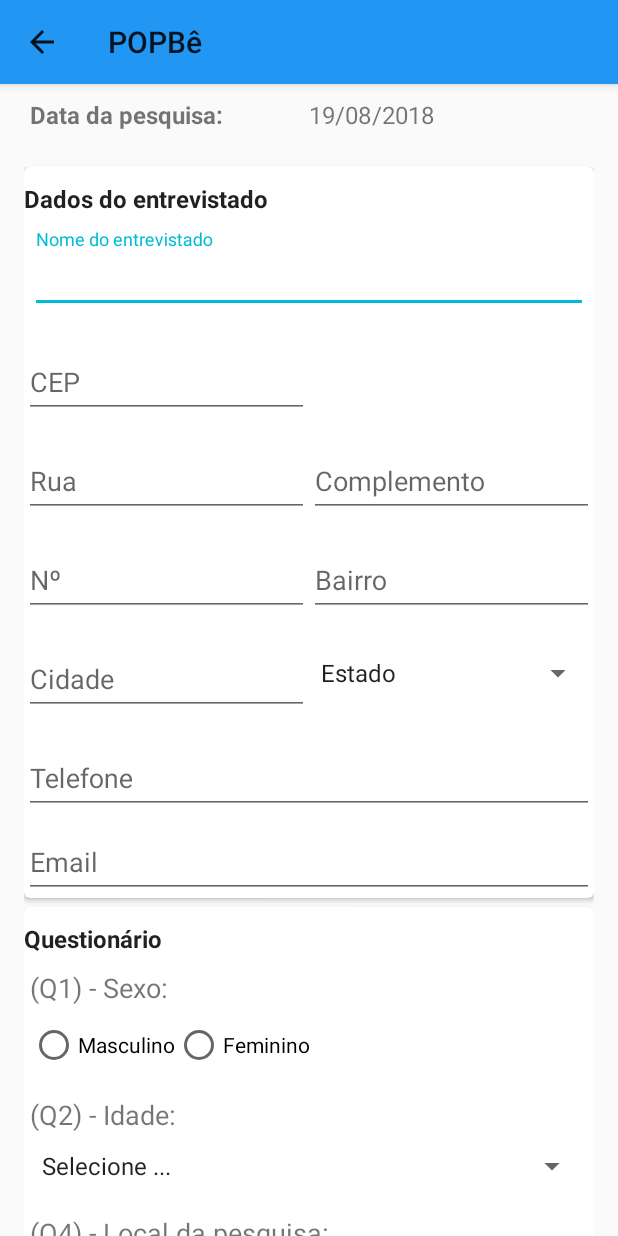
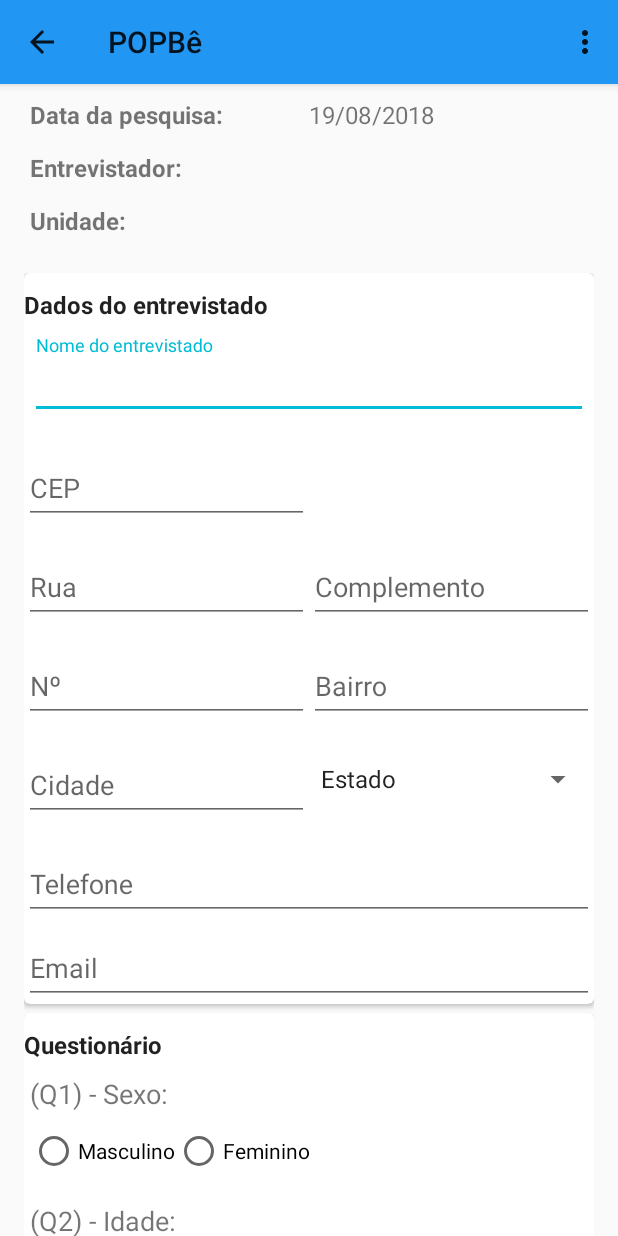
Before and after one commit to weslei-dias/pesquisabrasileira, an Android app: the CadastroActivity screen opened directly, with no data from a screen before it, on a phone screen of 412 x 824 dp. Run offline under Robolectric (Android 15) with nearby library versions, the phone set to English and light mode, and no system bars; libraries missing offline, so code that uses them is left out: com.basgeekball.awesomevalidation, retrofit2.adapter.rxjava, rx.android.schedulers, rx.schedulers; plain views replace MaskEditText; 6 statements that could not run were skipped.

Commit message:
Correção da edição.

```diff
--- a/app/src/main/java/com/domain/androidcrud/activity/LoginActivity.java
+++ b/app/src/main/java/com/domain/androidcrud/activity/LoginActivity.java
@@ -82,6 +82,8 @@ public class LoginActivity extends AppCompatActivity {
                                             PreferenceManager.getDefaultSharedPreferences(LoginActivity.this);
                                     SharedPreferences.Editor myEditor = myPreferences.edit();
                                     myEditor.putString("username", username);
+                                    myEditor.putString("nome", user.getNome());
+                                    myEditor.putString("unidade", user.getUnidade());
                                     myEditor.commit();
 
                                     Snackbar.make(getCurrentFocus(), "Seja bem vindo " + user.getNome()
--- a/app/src/main/java/com/domain/androidcrud/dao/UserDao.java
+++ b/app/src/main/java/com/domain/androidcrud/dao/UserDao.java
@@ -5,7 +5,6 @@ import android.content.Context;
 import android.database.Cursor;
 
 import com.domain.androidcrud.db.DbGateway;
-import com.domain.androidcrud.model.Cliente;
 import com.domain.androidcrud.model.User;
 
 public class UserDao {
--- a/app/src/main/java/com/domain/androidcrud/db/DBHelper.java
+++ b/app/src/main/java/com/domain/androidcrud/db/DBHelper.java
@@ -7,7 +7,7 @@ import android.database.sqlite.SQLiteOpenHelper;
 public class DBHelper extends SQLiteOpenHelper {
 
     private static final String DATABASE_NAME = "popbe";
-    private static final int DATABASE_VERSION = 4;
+    private static final int DATABASE_VERSION = 5;
     private final String CREATE_TABLE_PESQUISA = "CREATE TABLE " +
             "pesquisa (id INTEGER PRIMARY KEY AUTOINCREMENT, " +
             "data_pesquisa TEXT NOT NULL," +
@@ -40,9 +40,9 @@ public class DBHelper extends SQLiteOpenHelper {
             "inicio_primeira_graduacao TEXT," +
             "inicio_segunda_graduacao TEXT," +
             "outra_area TEXT," +
-            "gerou_prospect INTEGER," +
-            "numero_prospect TEXT," +
-            "status_prospect INTEGER" +
+            "gerou_lead INTEGER," +
+            "id_lead TEXT," +
+            "status_lead TEXT" +
             ");";
 
     private final String CREATE_TABLE_USER = "CREATE TABLE " +
--- a/app/src/main/java/com/domain/androidcrud/request/APIService.java
+++ b/app/src/main/java/com/domain/androidcrud/request/APIService.java
@@ -1,7 +1,7 @@
 package com.domain.androidcrud.request;
 
 
-import com.domain.androidcrud.model.Cliente;
+import com.domain.androidcrud.model.Pesquisa;
 import com.domain.androidcrud.model.User;
 
 import retrofit2.http.Body;
@@ -14,8 +14,8 @@ import rx.Observable;
 public interface APIService {
 
     @POST("salvar")
-    Observable<Cliente> savePost(@Header("Authorization") String authorization,
-                                 @Body Cliente cliente);
+    Observable<Pesquisa> savePost(@Header("Authorization") String authorization,
+                                 @Body Pesquisa pesquisa);
 
     @POST("login/")
     @FormUrlEncoded
--- a/app/src/main/res/layout/content_cadastro.xml
+++ b/app/src/main/res/layout/content_cadastro.xml
@@ -48,6 +48,64 @@
 
                 <TextView
                     android:id="@+id/txtDataPesquisa"
+                    android:layout_width="@dimen/width_label"
+                    android:layout_height="wrap_content"
+                    android:layout_weight="1"
+                    android:textSize="16sp" />
+            </LinearLayout>
+            <LinearLayout
+                android:id="@+id/ll_fieldset_nome_lidero"
+                android:layout_width="match_parent"
+                android:layout_height="wrap_content"
+                android:orientation="horizontal"
+                android:padding="4dp"
+                android:layout_marginTop="5dp"
+                android:layout_marginEnd="16dp"
+                android:layout_marginLeft="16dp"
+                android:layout_marginRight="16dp"
+                android:layout_marginStart="16dp">
+
+                <TextView
+                    android:id="@+id/txtLidero"
+                    android:layout_width="@dimen/width_label"
+                    android:layout_height="wrap_content"
+                    android:layout_weight="1"
+                    android:textStyle="bold"
+                    android:text="Entrevistador: "
+                    android:textSize="16sp" />
+
+
+                <TextView
+                    android:id="@+id/txtNomeLidero"
+                    android:layout_width="@dimen/width_label"
+                    android:layout_height="wrap_content"
+                    android:layout_weight="1"
+                    android:textSize="16sp" />
+            </LinearLayout>
+            <LinearLayout
+                android:id="@+id/ll_fieldset_unidade_lidero"
+                android:layout_width="match_parent"
+                android:layout_height="wrap_content"
+                android:orientation="horizontal"
+                android:padding="4dp"
+                android:layout_marginTop="5dp"
+                android:layout_marginEnd="16dp"
+                android:layout_marginLeft="16dp"
+                android:layout_marginRight="16dp"
+                android:layout_marginStart="16dp">
+
+                <TextView
+                    android:id="@+id/txtUnidade"
+                    android:layout_width="@dimen/width_label"
+                    android:layout_height="wrap_content"
+                    android:layout_weight="1"
+                    android:textStyle="bold"
+                    android:text="Unidade: "
+                    android:textSize="16sp" />
+
+
+                <TextView
+                    android:id="@+id/txtUnidadeLidero"
                     android:layout_width="@dimen/width_label"
                     android:layout_height="wrap_content"
                     android:layout_weight="1"
@@ -874,4 +932,5 @@
         </LinearLayout>
     </android.support.v4.widget.NestedScrollView>
 
+
 </android.support.constraint.ConstraintLayout>
--- a/app/src/main/res/menu/menu_main.xml
+++ b/app/src/main/res/menu/menu_main.xml
@@ -3,4 +3,7 @@
     xmlns:tools="http://schemas.android.com/tools"
     tools:context="com.domain.androidcrud.activity.MainActivity">
 
+    <item  android:id="@+id/menuSair"
+        android:title="Sair"/>
+
 </menu>
```
Also changed, not shown: app/src/main/java/com/domain/androidcrud/ClienteAdapter.java (deleted, +0 -136 lines), app/src/main/java/com/domain/androidcrud/PesquisaAdapter.java (added, +122 -0 lines), app/src/main/java/com/domain/androidcrud/PesquisaHolder.java (renamed from app/src/main/java/com/domain/androidcrud/ClienteHolder.java, +6 -6 lines), app/src/main/java/com/domain/androidcrud/activity/CadastroActivity.java (+111 -79 lines), app/src/main/java/com/domain/androidcrud/activity/MainActivity.java (+42 -17 lines), app/src/main/java/com/domain/androidcrud/dao/PesquisaDao.java (renamed from app/src/main/java/com/domain/androidcrud/dao/ClienteDao.java, +36 -39 lines), app/src/main/java/com/domain/androidcrud/model/Pesquisa.java (renamed from app/src/main/java/com/domain/androidcrud/model/Cliente.java, +5 -5 lines).
